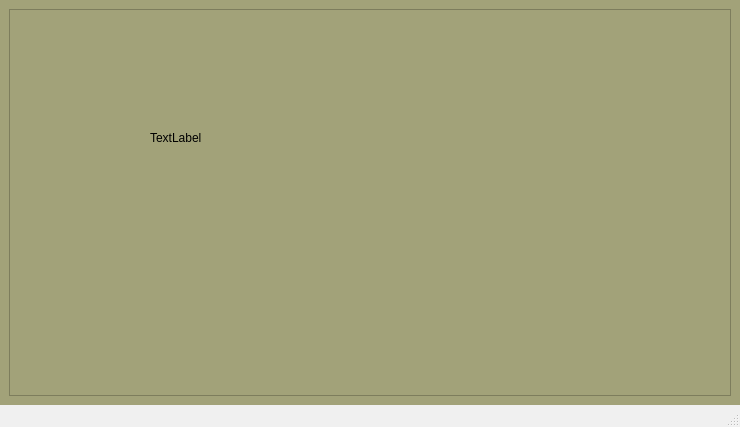
This is Client/mainwindow.ui in AlexandruNuta/ProjectModernCPP as Qt 5 draws it before an edit. The edited form follows.
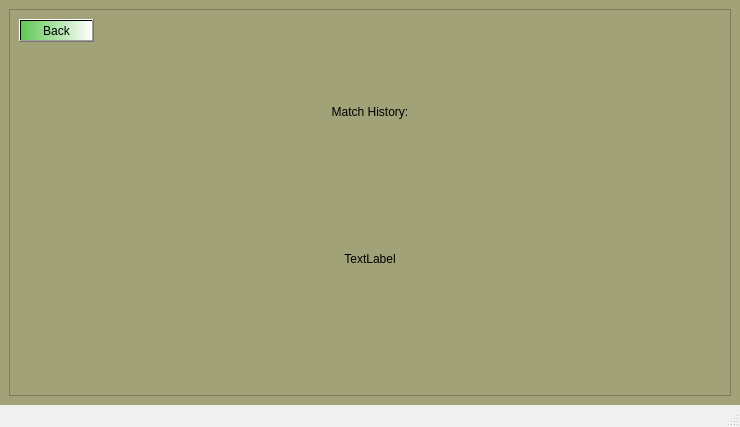
This is the edited form. Icons and pictures are not drawn.

Commit message: Changed layout of the Profile pag in UI.

Patch:
```diff
--- a/Client/mainwindow.ui
+++ b/Client/mainwindow.ui
@@ -941,19 +941,62 @@
        </layout>
       </widget>
       <widget class="QWidget" name="page_Profile">
-       <widget class="QLabel" name="label_17">
-        <property name="geometry">
-         <rect>
-          <x>140</x>
-          <y>120</y>
-          <width>71</width>
-          <height>16</height>
-         </rect>
-        </property>
-        <property name="text">
-         <string>TextLabel</string>
-        </property>
-       </widget>
+       <layout class="QGridLayout" name="gridLayout_18" columnstretch="0,0">
+        <item row="0" column="0">
+         <layout class="QVBoxLayout" name="verticalLayout_14" stretch="1,5,6">
+          <property name="bottomMargin">
+           <number>50</number>
+          </property>
+          <item>
+           <layout class="QHBoxLayout" name="horizontalLayout_19">
+            <item>
+             <widget class="QPushButton" name="pushButton_3">
+              <property name="styleSheet">
+               <string notr="true">background-color: qlineargradient(spread:pad, x1:0, y1:0, x2:1, y2:0, stop:0 rgba(96, 199, 82, 255), stop:1 rgba(255, 255, 255, 255));</string>
+              </property>
+              <property name="text">
+               <string>Back</string>
+              </property>
+             </widget>
+            </item>
+            <item>
+             <spacer name="horizontalSpacer_42">
+              <property name="orientation">
+               <enum>Qt::Horizontal</enum>
+              </property>
+              <property name="sizeHint" stdset="0">
+               <size>
+                <width>40</width>
+                <height>20</height>
+               </size>
+              </property>
+             </spacer>
+            </item>
+           </layout>
+          </item>
+          <item>
+           <widget class="QLabel" name="label_17">
+            <property name="text">
+             <string>Match History:</string>
+            </property>
+            <property name="alignment">
+             <set>Qt::AlignCenter</set>
+            </property>
+           </widget>
+          </item>
+          <item>
+           <widget class="QLabel" name="label_18">
+            <property name="text">
+             <string>TextLabel</string>
+            </property>
+            <property name="alignment">
+             <set>Qt::AlignCenter</set>
+            </property>
+           </widget>
+          </item>
+         </layout>
+        </item>
+       </layout>
       </widget>
       <widget class="QWidget" name="page_Options">
        <layout class="QGridLayout" name="gridLayout_17" columnstretch="1,1,1">
```
Left out of the diff: 2 changed lines with no effect on the pictures. The commit also changes 11 other files.
